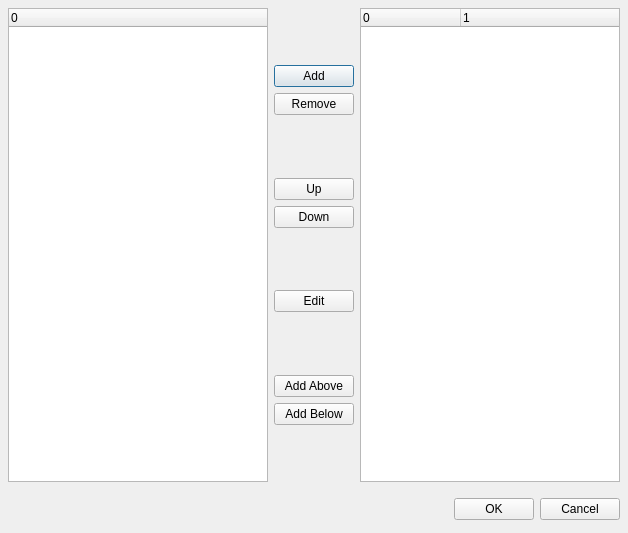
Qt form mscore/mscore/instrdialog.ui (musescore/musescore-old) before a commit.
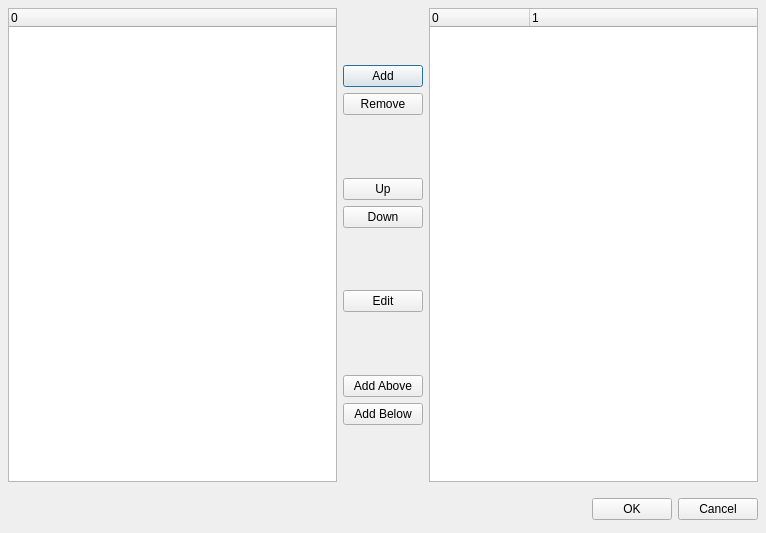
The same form after that commit.

Diff of the .ui file:
```diff
--- a/mscore/mscore/instrdialog.ui
+++ b/mscore/mscore/instrdialog.ui
@@ -8,7 +8,7 @@
    <rect>
     <x>0</x>
     <y>0</y>
-    <width>628</width>
+    <width>766</width>
     <height>533</height>
    </rect>
   </property>
@@ -74,6 +74,14 @@
        </item>
        <item>
         <widget class="QPushButton" name="addButton" >
+         <property name="sizePolicy" >
+          <sizepolicy>
+           <hsizetype>1</hsizetype>
+           <vsizetype>0</vsizetype>
+           <horstretch>0</horstretch>
+           <verstretch>0</verstretch>
+          </sizepolicy>
+         </property>
          <property name="text" >
           <string>Add</string>
          </property>
@@ -81,6 +89,14 @@
        </item>
        <item>
         <widget class="QPushButton" name="removeButton" >
+         <property name="sizePolicy" >
+          <sizepolicy>
+           <hsizetype>1</hsizetype>
+           <vsizetype>0</vsizetype>
+           <horstretch>0</horstretch>
+           <verstretch>0</verstretch>
+          </sizepolicy>
+         </property>
          <property name="text" >
           <string>Remove</string>
          </property>
@@ -101,6 +117,14 @@
        </item>
        <item>
         <widget class="QPushButton" name="upButton" >
+         <property name="sizePolicy" >
+          <sizepolicy>
+           <hsizetype>1</hsizetype>
+           <vsizetype>0</vsizetype>
+           <horstretch>0</horstretch>
+           <verstretch>0</verstretch>
+          </sizepolicy>
+         </property>
          <property name="text" >
           <string>Up</string>
          </property>
@@ -108,6 +132,14 @@
        </item>
        <item>
         <widget class="QPushButton" name="downButton" >
+         <property name="sizePolicy" >
+          <sizepolicy>
+           <hsizetype>1</hsizetype>
+           <vsizetype>0</vsizetype>
+           <horstretch>0</horstretch>
+           <verstretch>0</verstretch>
+          </sizepolicy>
+         </property>
          <property name="text" >
           <string>Down</string>
          </property>
@@ -128,6 +160,14 @@
        </item>
        <item>
         <widget class="QPushButton" name="editButton" >
+         <property name="sizePolicy" >
+          <sizepolicy>
+           <hsizetype>1</hsizetype>
+           <vsizetype>0</vsizetype>
+           <horstretch>0</horstretch>
+           <verstretch>0</verstretch>
+          </sizepolicy>
+         </property>
          <property name="text" >
           <string>Edit</string>
          </property>
@@ -148,6 +188,14 @@
        </item>
        <item>
         <widget class="QPushButton" name="aboveButton" >
+         <property name="sizePolicy" >
+          <sizepolicy>
+           <hsizetype>1</hsizetype>
+           <vsizetype>0</vsizetype>
+           <horstretch>0</horstretch>
+           <verstretch>0</verstretch>
+          </sizepolicy>
+         </property>
          <property name="text" >
           <string>Add Above</string>
          </property>
@@ -155,6 +203,14 @@
        </item>
        <item>
         <widget class="QPushButton" name="belowButton" >
+         <property name="sizePolicy" >
+          <sizepolicy>
+           <hsizetype>1</hsizetype>
+           <vsizetype>0</vsizetype>
+           <horstretch>0</horstretch>
+           <verstretch>0</verstretch>
+          </sizepolicy>
+         </property>
          <property name="text" >
           <string>Add Below</string>
          </property>
```
Left out of the diff: 12 changed lines with no effect on the pictures.
